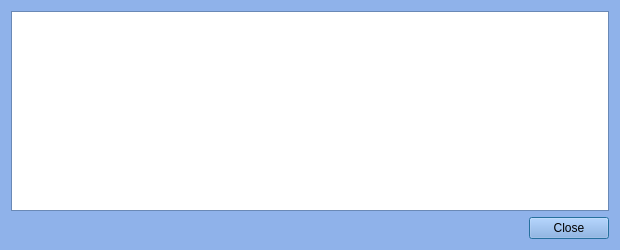
Qt form src/qt/forms/transactiondescdialog.ui (BlueSteelCoin/bluesteel) before a commit.
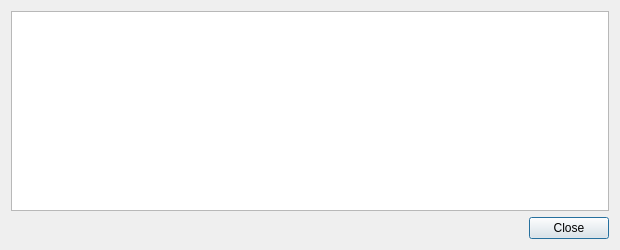
The same form after that commit.

What changed in the file:
```diff
--- a/src/qt/forms/transactiondescdialog.ui
+++ b/src/qt/forms/transactiondescdialog.ui
@@ -10,421 +10,6 @@
     <height>250</height>
    </rect>
   </property>
-  <property name="palette">
-   <palette>
-    <active>
-     <colorrole role="WindowText">
-      <brush brushstyle="SolidPattern">
-       <color alpha="255">
-        <red>0</red>
-        <green>0</green>
-        <blue>0</blue>
-       </color>
-      </brush>
-     </colorrole>
-     <colorrole role="Button">
-      <brush brushstyle="SolidPattern">
-       <color alpha="238">
-        <red>135</red>
-        <green>173</green>
-        <blue>232</blue>
-       </color>
-      </brush>
-     </colorrole>
-     <colorrole role="Light">
-      <brush brushstyle="SolidPattern">
-       <color alpha="238">
-        <red>241</red>
-        <green>247</green>
-        <blue>255</blue>
-       </color>
-      </brush>
-     </colorrole>
-     <colorrole role="Midlight">
-      <brush brushstyle="SolidPattern">
-       <color alpha="238">
-        <red>188</red>
-        <green>210</green>
-        <blue>243</blue>
-       </color>
-      </brush>
-     </colorrole>
-     <colorrole role="Dark">
-      <brush brushstyle="SolidPattern">
-       <color alpha="238">
-        <red>67</red>
-        <green>86</green>
-        <blue>116</blue>
-       </color>
-      </brush>
-     </colorrole>
-     <colorrole role="Mid">
-      <brush brushstyle="SolidPattern">
-       <color alpha="238">
-        <red>90</red>
-        <green>115</green>
-        <blue>154</blue>
-       </color>
-      </brush>
-     </colorrole>
-     <colorrole role="Text">
-      <brush brushstyle="SolidPattern">
-       <color alpha="255">
-        <red>0</red>
-        <green>0</green>
-        <blue>0</blue>
-       </color>
-      </brush>
-     </colorrole>
-     <colorrole role="BrightText">
-      <brush brushstyle="SolidPattern">
-       <color alpha="255">
-        <red>255</red>
-        <green>255</green>
-        <blue>255</blue>
-       </color>
-      </brush>
-     </colorrole>
-     <colorrole role="ButtonText">
-      <brush brushstyle="SolidPattern">
-       <color alpha="255">
-        <red>0</red>
-        <green>0</green>
-        <blue>0</blue>
-       </color>
-      </brush>
-     </colorrole>
-     <colorrole role="Base">
-      <brush brushstyle="SolidPattern">
-       <color alpha="255">
-        <red>255</red>
-        <green>255</green>
-        <blue>255</blue>
-       </color>
-      </brush>
-     </colorrole>
-     <colorrole role="Window">
-      <brush brushstyle="SolidPattern">
-       <color alpha="238">
-        <red>135</red>
-        <green>173</green>
-        <blue>232</blue>
-       </color>
-      </brush>
-     </colorrole>
-     <colorrole role="Shadow">
-      <brush brushstyle="SolidPattern">
-       <color alpha="255">
-        <red>0</red>
-        <green>0</green>
-        <blue>0</blue>
-       </color>
-      </brush>
-     </colorrole>
-     <colorrole role="AlternateBase">
-      <brush brushstyle="SolidPattern">
-       <color alpha="246">
-        <red>195</red>
-        <green>214</green>
-        <blue>243</blue>
-       </color>
-      </brush>
-     </colorrole>
-     <colorrole role="ToolTipBase">
-      <brush brushstyle="SolidPattern">
-       <color alpha="255">
-        <red>255</red>
-        <green>255</green>
-        <blue>220</blue>
-       </color>
-      </brush>
-     </colorrole>
-     <colorrole role="ToolTipText">
-      <brush brushstyle="SolidPattern">
-       <color alpha="255">
-        <red>0</red>
-        <green>0</green>
-        <blue>0</blue>
-       </color>
-      </brush>
-     </colorrole>
-    </active>
-    <inactive>
-     <colorrole role="WindowText">
-      <brush brushstyle="SolidPattern">
-       <color alpha="255">
-        <red>0</red>
-        <green>0</green>
-        <blue>0</blue>
-       </color>
-      </brush>
-     </colorrole>
-     <colorrole role="Button">
-      <brush brushstyle="SolidPattern">
-       <color alpha="238">
-        <red>135</red>
-        <green>173</green>
-        <blue>232</blue>
-       </color>
-      </brush>
-     </colorrole>
-     <colorrole role="Light">
-      <brush brushstyle="SolidPattern">
-       <color alpha="238">
-        <red>241</red>
-        <green>247</green>
-        <blue>255</blue>
-       </color>
-      </brush>
-     </colorrole>
-     <colorrole role="Midlight">
-      <brush brushstyle="SolidPattern">
-       <color alpha="238">
-        <red>188</red>
-        <green>210</green>
-        <blue>243</blue>
-       </color>
-      </brush>
-     </colorrole>
-     <colorrole role="Dark">
-      <brush brushstyle="SolidPattern">
-       <color alpha="238">
-        <red>67</red>
-        <green>86</green>
-        <blue>116</blue>
-       </color>
-      </brush>
-     </colorrole>
-     <colorrole role="Mid">
-      <brush brushstyle="SolidPattern">
-       <color alpha="238">
-        <red>90</red>
-        <green>115</green>
-        <blue>154</blue>
-       </color>
-      </brush>
-     </colorrole>
-     <colorrole role="Text">
-      <brush brushstyle="SolidPattern">
-       <color alpha="255">
-        <red>0</red>
-        <green>0</green>
-        <blue>0</blue>
-       </color>
-      </brush>
-     </colorrole>
-     <colorrole role="BrightText">
-      <brush brushstyle="SolidPattern">
-       <color alpha="255">
-        <red>255</red>
-        <green>255</green>
-        <blue>255</blue>
-       </color>
-      </brush>
-     </colorrole>
-     <colorrole role="ButtonText">
-      <brush brushstyle="SolidPattern">
-       <color alpha="255">
-        <red>0</red>
-        <green>0</green>
-        <blue>0</blue>
-       </color>
-      </brush>
-     </colorrole>
-     <colorrole role="Base">
-      <brush brushstyle="SolidPattern">
-       <color alpha="255">
-        <red>255</red>
-        <green>255</green>
-        <blue>255</blue>
-       </color>
-      </brush>
-     </colorrole>
-     <colorrole role="Window">
-      <brush brushstyle="SolidPattern">
-       <color alpha="238">
-        <red>135</red>
-        <green>173</green>
-        <blue>232</blue>
-       </color>
-      </brush>
-     </colorrole>
-     <colorrole role="Shadow">
-      <brush brushstyle="SolidPattern">
-       <color alpha="255">
-        <red>0</red>
-        <green>0</green>
-        <blue>0</blue>
-       </color>
-      </brush>
-     </colorrole>
-     <colorrole role="AlternateBase">
-      <brush brushstyle="SolidPattern">
-       <color alpha="246">
-        <red>195</red>
-        <green>214</green>
-        <blue>243</blue>
-       </color>
-      </brush>
-     </colorrole>
-     <colorrole role="ToolTipBase">
-      <brush brushstyle="SolidPattern">
-       <color alpha="255">
-        <red>255</red>
-        <green>255</green>
-        <blue>220</blue>
-       </color>
-      </brush>
-     </colorrole>
-     <colorrole role="ToolTipText">
-      <brush brushstyle="SolidPattern">
-       <color alpha="255">
-        <red>0</red>
-        <green>0</green>
-        <blue>0</blue>
-       </color>
-      </brush>
-     </colorrole>
-    </inactive>
-    <disabled>
-     <colorrole role="WindowText">
-      <brush brushstyle="SolidPattern">
-       <color alpha="238">
-        <red>67</red>
-        <green>86</green>
-        <blue>116</blue>
-       </color>
-      </brush>
-     </colorrole>
-     <colorrole role="Button">
-      <brush brushstyle="SolidPattern">
-       <color alpha="238">
-        <red>135</red>
-        <green>173</green>
-        <blue>232</blue>
-       </color>
-      </brush>
-     </colorrole>
-     <colorrole role="Light">
-      <brush brushstyle="SolidPattern">
-       <color alpha="238">
-        <red>241</red>
-        <green>247</green>
-        <blue>255</blue>
-       </color>
-      </brush>
-     </colorrole>
-     <colorrole role="Midlight">
-      <brush brushstyle="SolidPattern">
-       <color alpha="238">
-        <red>188</red>
-        <green>210</green>
-        <blue>243</blue>
-       </color>
-      </brush>
-     </colorrole>
-     <colorrole role="Dark">
-      <brush brushstyle="SolidPattern">
-       <color alpha="238">
-        <red>67</red>
-        <green>86</green>
-        <blue>116</blue>
-       </color>
-      </brush>
-     </colorrole>
-     <colorrole role="Mid">
-      <brush brushstyle="SolidPattern">
-       <color alpha="238">
-        <red>90</red>
-        <green>115</green>
-        <blue>154</blue>
-       </color>
-      </brush>
-     </colorrole>
-     <colorrole role="Text">
-      <brush brushstyle="SolidPattern">
-       <color alpha="238">
-        <red>67</red>
-        <green>86</green>
-        <blue>116</blue>
-       </color>
-      </brush>
-     </colorrole>
-     <colorrole role="BrightText">
-      <brush brushstyle="SolidPattern">
-       <color alpha="255">
-        <red>255</red>
-        <green>255</green>
-        <blue>255</blue>
-       </color>
-      </brush>
-     </colorrole>
-     <colorrole role="ButtonText">
-      <brush brushstyle="SolidPattern">
-       <color alpha="238">
-        <red>67</red>
-        <green>86</green>
-        <blue>116</blue>
-       </color>
-      </brush>
-     </colorrole>
-     <colorrole role="Base">
-      <brush brushstyle="SolidPattern">
-       <color alpha="238">
-        <red>135</red>
-        <green>173</green>
-        <blue>232</blue>
-       </color>
-      </brush>
-     </colorrole>
-     <colorrole role="Window">
-      <brush brushstyle="SolidPattern">
-       <color alpha="238">
-        <red>135</red>
-        <green>173</green>
-        <blue>232</blue>
-       </color>
-      </brush>
-     </colorrole>
-     <colorrole role="Shadow">
-      <brush brushstyle="SolidPattern">
-       <color alpha="255">
-        <red>0</red>
-        <green>0</green>
-        <blue>0</blue>
-       </color>
-      </brush>
-     </colorrole>
-     <colorrole role="AlternateBase">
-      <brush brushstyle="SolidPattern">
-       <color alpha="238">
-        <red>135</red>
-        <green>173</green>
-        <blue>232</blue>
-       </color>
-      </brush>
-     </colorrole>
-     <colorrole role="ToolTipBase">
-      <brush brushstyle="SolidPattern">
-       <color alpha="255">
-        <red>255</red>
-        <green>255</green>
-        <blue>220</blue>
-       </color>
-      </brush>
-     </colorrole>
-     <colorrole role="ToolTipText">
-      <brush brushstyle="SolidPattern">
-       <color alpha="255">
-        <red>0</red>
-        <green>0</green>
-        <blue>0</blue>
-       </color>
-      </brush>
-     </colorrole>
-    </disabled>
-   </palette>
-  </property>
   <property name="windowTitle">
    <string>Transaction details</string>
   </property>
```
